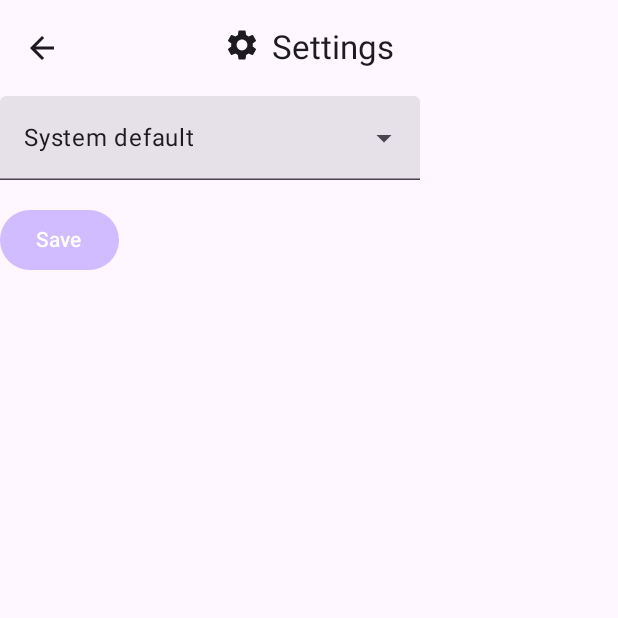
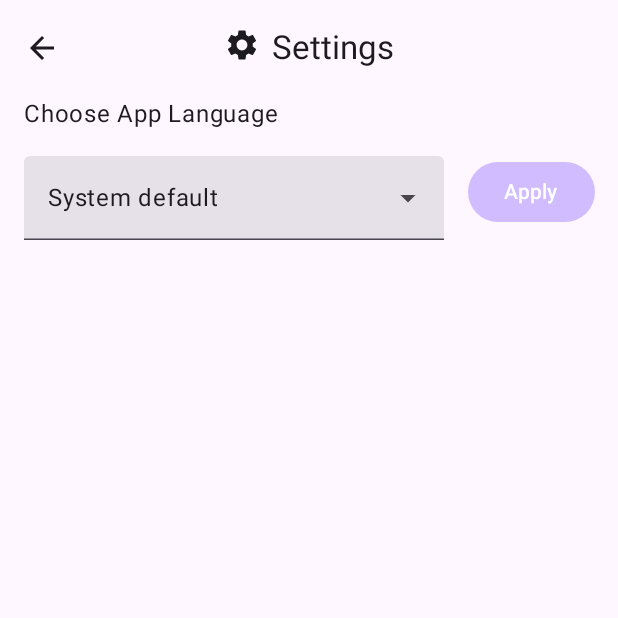
Before and after one commit to inspirehubeg/Android, an Android app built with Jetpack Compose: the SettingsScreen screen opened through its navigation route, on a phone screen of 412 x 824 dp, the top half of it. Run offline under Robolectric (Android 15) with nearby library versions, the phone set to English and light mode, and no system bars; our stand-ins replace Dagger/Hilt's generated code.

Commit message:
language settings and dialog list modification

```diff
--- a/app/src/main/java/alexschool/bookreader/ui/settings/SettingsScreen.kt
+++ b/app/src/main/java/alexschool/bookreader/ui/settings/SettingsScreen.kt
@@ -2,8 +2,6 @@ package alexschool.bookreader.ui.settings
 
 import alexschool.bookreader.R
 import alexschool.bookreader.data.AlexSchoolPrefManager
-import alexschool.bookreader.ui.Screens
-import android.app.Activity
 import androidx.compose.foundation.background
 import androidx.compose.foundation.clickable
 import androidx.compose.foundation.layout.Arrangement
@@ -17,7 +15,6 @@ import androidx.compose.foundation.layout.height
 import androidx.compose.foundation.layout.padding
 import androidx.compose.foundation.layout.size
 import androidx.compose.foundation.layout.width
-import androidx.compose.foundation.lazy.LazyColumn
 import androidx.compose.material.icons.Icons
 import androidx.compose.material.icons.automirrored.filled.ArrowBack
 import androidx.compose.material.icons.filled.Check
@@ -51,7 +48,6 @@ import androidx.compose.ui.text.font.FontFamily
 import androidx.compose.ui.text.font.FontWeight
 import androidx.compose.ui.unit.dp
 import androidx.compose.ui.unit.sp
-import androidx.hilt.navigation.compose.hiltViewModel
 import androidx.navigation.NavController
 import ih.tools.readingpad.feature_book_parsing.presentation.BookContentViewModel
 import ih.tools.readingpad.util.showToast
@@ -95,7 +91,6 @@ fun SettingsScreen(
                 navigationIcon = {
                     IconButton(onClick = {
                         navController.navigateUp()
-
                     })
                     {
                         Icon(
@@ -109,14 +104,27 @@ fun SettingsScreen(
     ) { values ->
         Column (
             Modifier
+                .padding(values)
                 .fillMaxSize()
-                .padding(values)
         ) {
+            Row (
+                Modifier
+                    .fillMaxWidth()
+                    .padding(start = 16.dp)
+            ){
+                Text(text = stringResource(R.string.choose_app_language))
+            }
+            Spacer(modifier = Modifier.height(16.dp))
+            Row (
+                Modifier
+                    .fillMaxWidth()
+                    .padding(start = 16.dp)) {
                 ExposedDropdownMenuBox(
                     expanded = expanded,
                     onExpandedChange = {
                         expanded = !expanded
-                }) {
+                    }
+                ) {
                     TextField(
                         value = selectedLanguage,
                         onValueChange = {},
@@ -141,7 +149,7 @@ fun SettingsScreen(
                         }
                     }
                 }
-            Spacer(modifier = Modifier.height(16.dp))
+                Spacer(modifier = Modifier.width(16.dp))
                 Button(
                     onClick = {
                         prefManager.setLanguage(selectedLanguage)
@@ -150,8 +158,12 @@ fun SettingsScreen(
                         //navController.navigate(Screens.HomeScreen.route)
                         // navController.popBackStack()
                     }) {
-                Text(stringResource(R.string.save))
+                    Text(stringResource(R.string.apply))
                 }
+            }
+
+
+
         }
 //        LazyColumn(
 //            Modifier
--- a/app/src/main/res/values/strings.xml
+++ b/app/src/main/res/values/strings.xml
@@ -8,4 +8,6 @@
     <string name="settings_icon">settings icon</string>
     <string name="back_button">back button</string>
     <string name="save">Save</string>
+    <string name="apply">Apply</string>
+    <string name="choose_app_language">Choose App Language</string>
 </resources>
--- a/gradle/libs.versions.toml
+++ b/gradle/libs.versions.toml
@@ -18,6 +18,7 @@ daggerHilt = "2.49"
 hilt-navigation-compose = "1.2.0"
 roomRuntime = "2.6.1"
 workRuntime = "2.9.1"
+runtimeAndroid = "1.6.8"
 
 
 [libraries]
@@ -48,6 +49,7 @@ dagger-hilt = { group = "com.google.dagger", name = "hilt-android", version.ref
 hilt-navigation-compose = { group = "androidx.hilt", name = "hilt-navigation-compose", version.ref = "hilt-navigation-compose" }
 dagger-hilt-compiler = { group = "com.google.dagger", name = "hilt-android-compiler", version.ref = "daggerHilt" }
 androidx-work-runtime = { group = "androidx.work", name = "work-runtime", version.ref = "workRuntime" }
+androidx-runtime-android = { group = "androidx.compose.runtime", name = "runtime-android", version.ref = "runtimeAndroid" }
 
 
 
--- a/readingPad/build.gradle.kts
+++ b/readingPad/build.gradle.kts
@@ -55,6 +55,7 @@ dependencies {
     implementation("androidx.compose.material:material-icons-extended:$1.4.3")
     implementation(libs.androidx.appcompat)
     implementation(libs.material)
+    implementation(libs.androidx.runtime.android)
     testImplementation(libs.junit)
     androidTestImplementation(platform(libs.androidx.compose.bom))
     androidTestImplementation(libs.androidx.junit)
```
Also changed, not shown: readingPad/src/main/java/ih/tools/readingpad/feature_bookmark/presentation/BookmarkListDialog.kt (+10 -7 lines), 1 other file. Lines whose indentation alone changed are shown as unchanged.
